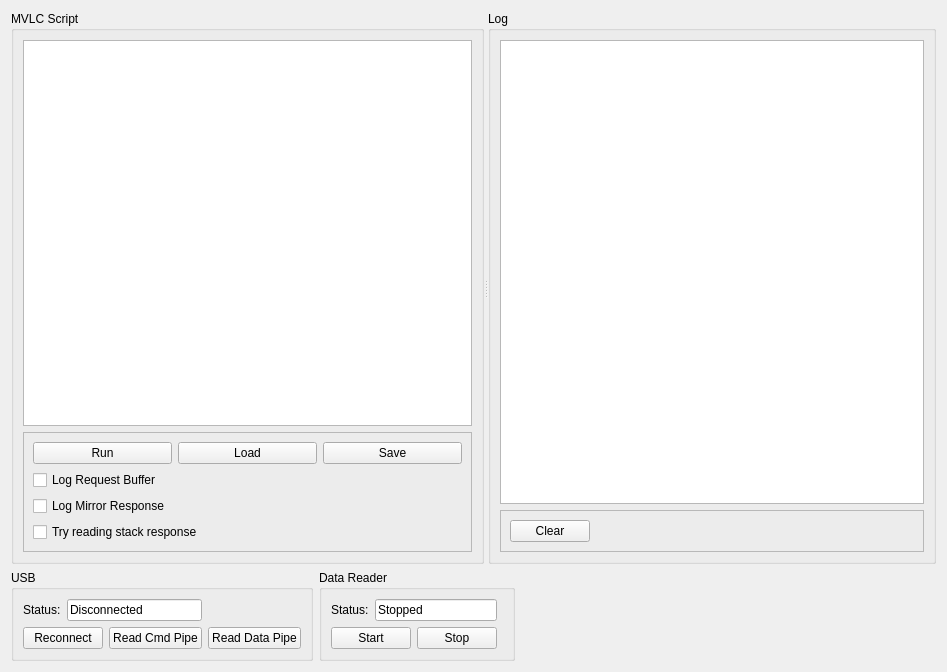
flueke/mvme, file src/mvlc/mvlc_dev_ui.ui: the form before one commit.
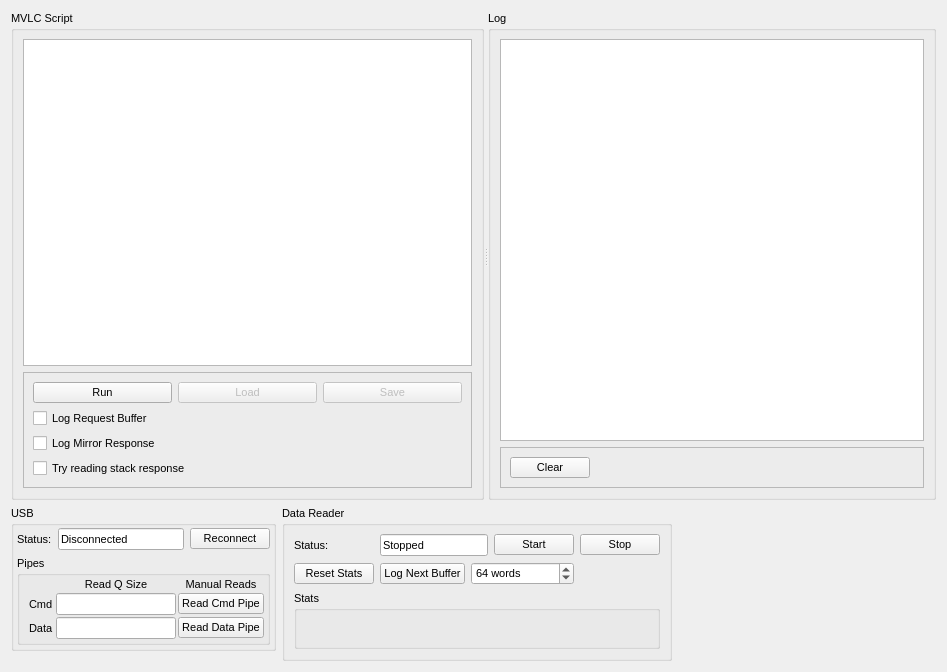
The form after the commit.

Commit message: debugging work on MVLC and dev tool

The edit to the form file:
```diff
--- a/src/mvlc/mvlc_dev_ui.ui
+++ b/src/mvlc/mvlc_dev_ui.ui
@@ -12,7 +12,7 @@
   </property>
   <property name="font">
    <font>
-    <pointsize>9</pointsize>
+    <pointsize>8</pointsize>
    </font>
   </property>
   <property name="windowTitle">
@@ -52,6 +52,9 @@
             </item>
             <item>
              <widget class="QPushButton" name="pb_loadScript">
+              <property name="enabled">
+               <bool>false</bool>
+              </property>
               <property name="text">
                <string>Load</string>
               </property>
@@ -59,6 +62,9 @@
             </item>
             <item>
              <widget class="QPushButton" name="pb_saveScript">
+              <property name="enabled">
+               <bool>false</bool>
+              </property>
               <property name="text">
                <string>Save</string>
               </property>
@@ -141,23 +147,28 @@
     </widget>
    </item>
    <item>
-    <layout class="QHBoxLayout" name="horizontalLayout_4">
-     <item>
+    <layout class="QGridLayout" name="gridLayout_4">
+     <item row="0" column="0">
       <widget class="QGroupBox" name="groupBox_2">
        <property name="title">
         <string>USB</string>
        </property>
-       <layout class="QGridLayout" name="gridLayout_2">
-        <item row="0" column="0" colspan="2">
-         <layout class="QHBoxLayout" name="horizontalLayout_3">
-          <item>
-           <widget class="QLabel" name="label_3">
-            <property name="text">
-             <string>Status:</string>
-            </property>
-           </widget>
-          </item>
-          <item>
+       <layout class="QVBoxLayout" name="verticalLayout_5">
+        <property name="leftMargin">
+         <number>3</number>
+        </property>
+        <property name="topMargin">
+         <number>3</number>
+        </property>
+        <property name="rightMargin">
+         <number>3</number>
+        </property>
+        <property name="bottomMargin">
+         <number>3</number>
+        </property>
+        <item>
+         <layout class="QGridLayout" name="gridLayout_3">
+          <item row="0" column="1">
            <widget class="QLineEdit" name="le_usbStatus">
             <property name="text">
              <string>Disconnected</string>
@@ -167,99 +178,220 @@
             </property>
            </widget>
           </item>
+          <item row="0" column="0">
+           <widget class="QLabel" name="label_3">
+            <property name="text">
+             <string>Status:</string>
+            </property>
+           </widget>
+          </item>
+          <item row="0" column="2">
+           <widget class="QPushButton" name="pb_usbReconnect">
+            <property name="text">
+             <string>Reconnect</string>
+            </property>
+           </widget>
+          </item>
          </layout>
         </item>
-        <item row="1" column="0">
-         <widget class="QPushButton" name="pb_usbReconnect">
-          <property name="text">
-           <string>Reconnect</string>
+        <item>
+         <widget class="QGroupBox" name="groupBox_4">
+          <property name="title">
+           <string>Pipes</string>
           </property>
-         </widget>
-        </item>
-        <item row="1" column="1">
-         <widget class="QPushButton" name="pb_readCmdPipe">
-          <property name="text">
-           <string>Read Cmd Pipe</string>
-          </property>
-         </widget>
-        </item>
-        <item row="1" column="2">
-         <widget class="QPushButton" name="pb_readDataPipe">
-          <property name="text">
-           <string>Read Data Pipe</string>
-          </property>
+          <layout class="QGridLayout" name="gridLayout_5">
+           <property name="topMargin">
+            <number>3</number>
+           </property>
+           <property name="rightMargin">
+            <number>3</number>
+           </property>
+           <property name="bottomMargin">
+            <number>3</number>
+           </property>
+           <property name="spacing">
+            <number>2</number>
+           </property>
+           <item row="0" column="1">
+            <widget class="QLabel" name="label">
+             <property name="text">
+              <string>Read Q Size</string>
+             </property>
+             <property name="alignment">
+              <set>Qt::AlignCenter</set>
+             </property>
+            </widget>
+           </item>
+           <item row="1" column="0">
+            <widget class="QLabel" name="label_2">
+             <property name="text">
+              <string>Cmd</string>
+             </property>
+            </widget>
+           </item>
+           <item row="1" column="1">
+            <widget class="QLineEdit" name="le_usbCmdReadQueueSize">
+             <property name="readOnly">
+              <bool>true</bool>
+             </property>
+            </widget>
+           </item>
+           <item row="1" column="2">
+            <widget class="QPushButton" name="pb_readCmdPipe">
+             <property name="text">
+              <string>Read Cmd Pipe</string>
+             </property>
+            </widget>
+           </item>
+           <item row="2" column="0">
+            <widget class="QLabel" name="label_6">
+             <property name="text">
+              <string>Data</string>
+             </property>
+            </widget>
+           </item>
+           <item row="2" column="1">
+            <widget class="QLineEdit" name="le_usbDataReadQueueSize">
+             <property name="readOnly">
+              <bool>true</bool>
+             </property>
+            </widget>
+           </item>
+           <item row="2" column="2">
+            <widget class="QPushButton" name="pb_readDataPipe">
+             <property name="text">
+              <string>Read Data Pipe</string>
+             </property>
+            </widget>
+           </item>
+           <item row="0" column="2">
+            <widget class="QLabel" name="label_5">
+             <property name="text">
+              <string>Manual Reads</string>
+             </property>
+             <property name="alignment">
+              <set>Qt::AlignCenter</set>
+             </property>
+            </widget>
+           </item>
+          </layout>
          </widget>
         </item>
        </layout>
       </widget>
      </item>
-     <item>
+     <item row="1" column="0">
+      <spacer name="verticalSpacer">
+       <property name="orientation">
+        <enum>Qt::Vertical</enum>
+       </property>
+       <property name="sizeHint" stdset="0">
+        <size>
+         <width>20</width>
+         <height>10</height>
+        </size>
+       </property>
+      </spacer>
+     </item>
+     <item row="0" column="2" rowspan="2">
+      <spacer name="horizontalSpacer">
+       <property name="orientation">
+        <enum>Qt::Horizontal</enum>
+       </property>
+       <property name="sizeHint" stdset="0">
+        <size>
+         <width>1</width>
+         <height>20</height>
+        </size>
+       </property>
+      </spacer>
+     </item>
+     <item row="0" column="1" rowspan="2">
       <widget class="QGroupBox" name="groupBox_3">
        <property name="title">
         <string>Data Reader</string>
        </property>
-       <layout class="QGridLayout" name="gridLayout_4">
-        <item row="0" column="0" colspan="2">
-         <layout class="QHBoxLayout" name="horizontalLayout_2">
-          <item>
-           <widget class="QLabel" name="label_4">
-            <property name="text">
-             <string>Status:</string>
-            </property>
-           </widget>
-          </item>
-          <item>
-           <widget class="QLineEdit" name="le_readoutStatus">
-            <property name="text">
-             <string>Stopped</string>
-            </property>
-            <property name="readOnly">
-             <bool>true</bool>
-            </property>
-           </widget>
-          </item>
-         </layout>
+       <layout class="QGridLayout" name="gridLayout_2">
+        <item row="0" column="0">
+         <widget class="QLabel" name="label_4">
+          <property name="text">
+           <string>Status:</string>
+          </property>
+         </widget>
         </item>
-        <item row="1" column="0">
+        <item row="2" column="0" colspan="5">
+         <widget class="QGroupBox" name="gb_readerStats">
+          <property name="minimumSize">
+           <size>
+            <width>10</width>
+            <height>10</height>
+           </size>
+          </property>
+          <property name="title">
+           <string>Stats</string>
+          </property>
+         </widget>
+        </item>
+        <item row="0" column="3">
          <widget class="QPushButton" name="pb_readerStart">
           <property name="text">
            <string>Start</string>
           </property>
          </widget>
         </item>
-        <item row="1" column="1">
+        <item row="0" column="4">
          <widget class="QPushButton" name="pb_readerStop">
           <property name="text">
            <string>Stop</string>
           </property>
          </widget>
         </item>
-        <item row="0" column="2" rowspan="2">
-         <widget class="QFrame" name="frame_readerStats">
-          <property name="frameShape">
-           <enum>QFrame::StyledPanel</enum>
+        <item row="0" column="1" colspan="2">
+         <widget class="QLineEdit" name="le_readoutStatus">
+          <property name="text">
+           <string>Stopped</string>
           </property>
-          <property name="frameShadow">
-           <enum>QFrame::Raised</enum>
+          <property name="readOnly">
+           <bool>true</bool>
+          </property>
+         </widget>
+        </item>
+        <item row="1" column="0">
+         <widget class="QPushButton" name="pb_readerResetStats">
+          <property name="text">
+           <string>Reset Stats</string>
+          </property>
+         </widget>
+        </item>
+        <item row="1" column="1">
+         <widget class="QPushButton" name="pb_readerRequestBuffer">
+          <property name="text">
+           <string>Log Next Buffer</string>
+          </property>
+         </widget>
+        </item>
+        <item row="1" column="2" colspan="2">
+         <widget class="QSpinBox" name="spin_logReaderBufferMaxWords">
+          <property name="specialValueText">
+           <string>unlimited</string>
+          </property>
+          <property name="suffix">
+           <string> words</string>
+          </property>
+          <property name="maximum">
+           <number>262144</number>
+          </property>
+          <property name="singleStep">
+           <number>32</number>
+          </property>
+          <property name="value">
+           <number>64</number>
           </property>
          </widget>
         </item>
        </layout>
       </widget>
      </item>
-     <item>
-      <spacer name="horizontalSpacer">
-       <property name="orientation">
-        <enum>Qt::Horizontal</enum>
-       </property>
-       <property name="sizeHint" stdset="0">
-        <size>
-         <width>1</width>
-         <height>20</height>
-        </size>
-       </property>
-      </spacer>
-     </item>
     </layout>
    </item>
   </layout>
```
The commit also changes 9 other files.
